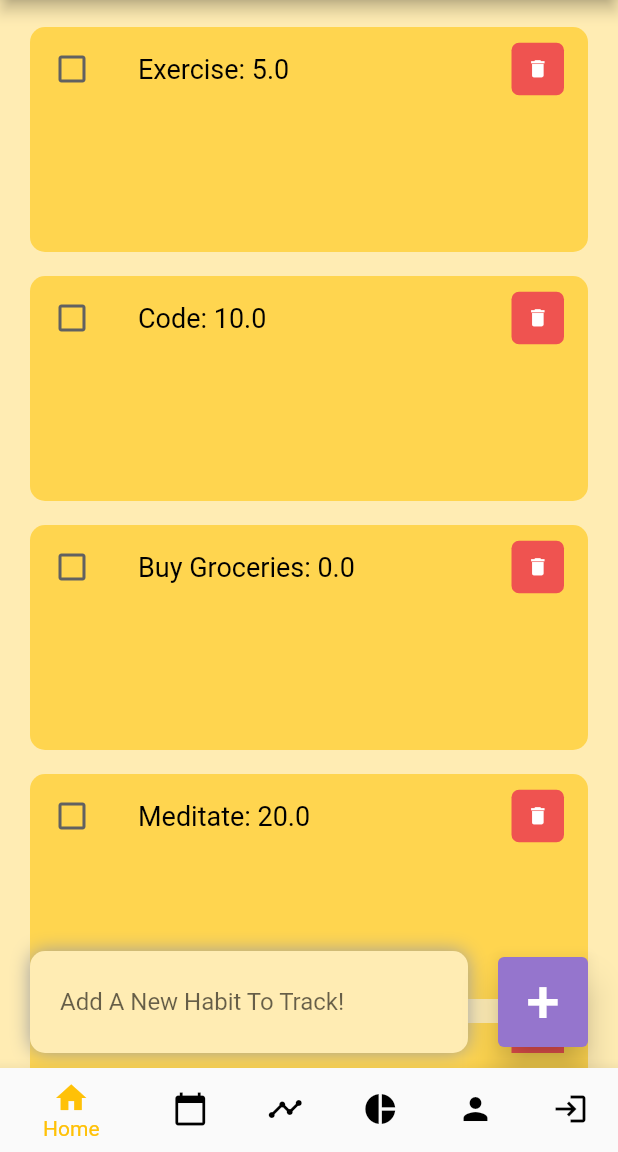
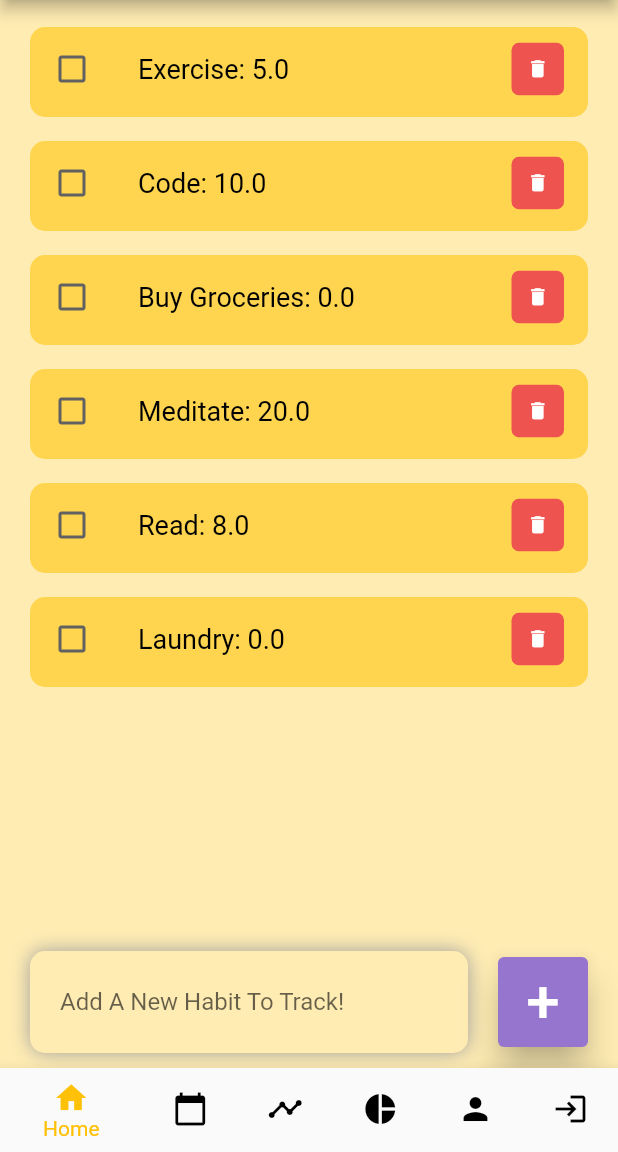
Before and after one commit to meiland1/test1, a Flutter app: the screen it shows after launch, on a phone screen of 412 x 824 dp, the part 84-1236 px from its top. Run offline on Flutter 3.47's test engine with Material 2 defaults, Android fonts, the phone set to English and light mode, and no system bars; our stand-ins replace fl_chart, sqflite, syncfusion_flutter_calendar, syncfusion_flutter_charts; accounts and stored records are empty.

Commit message:
Revert "expanded habit tiles"
This reverts commit b96e9f8e0f2431cedbd33a5d45edbd17ac66458d.

```diff
--- a/lib/pages/habit_tile.dart
+++ b/lib/pages/habit_tile.dart
@@ -14,7 +14,7 @@ class HabitTile extends StatelessWidget {
   Widget build(BuildContext context) {
     return Container(
       //Creates the box for the habit
-      height: 150,
+      height: 60,
       margin: const EdgeInsets.only(
         top: 8,
         bottom: 8,
```
